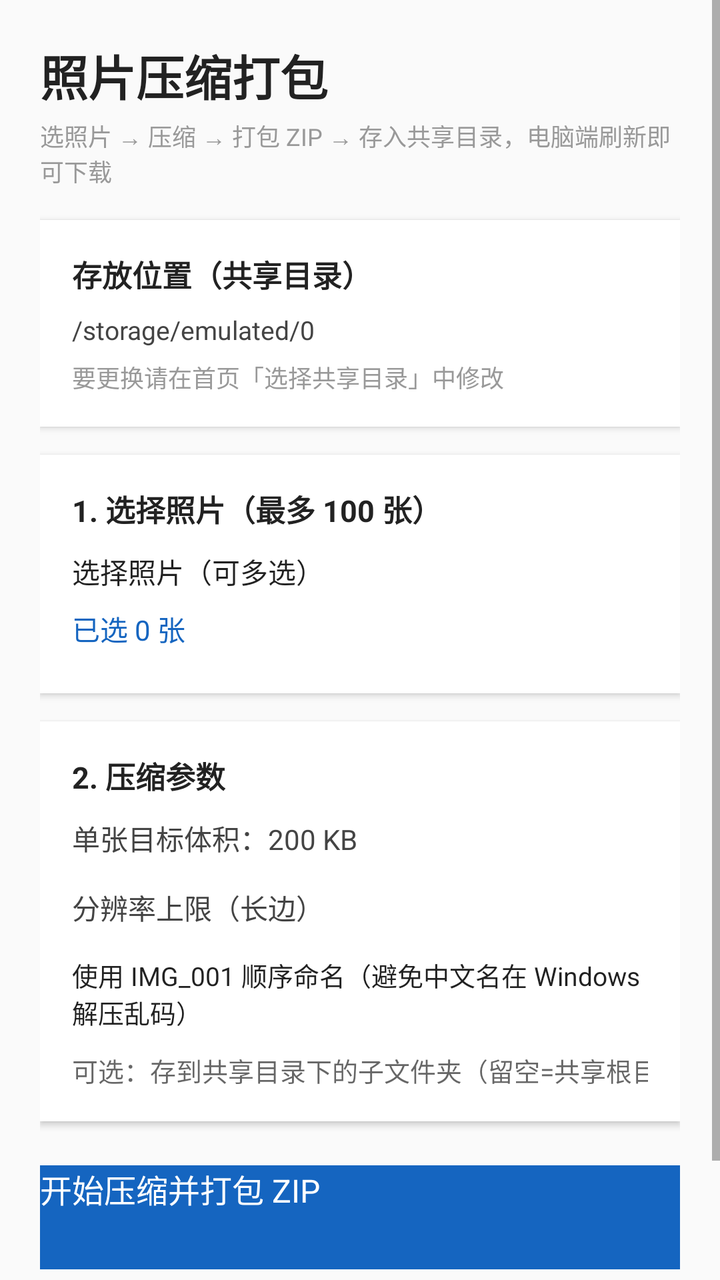
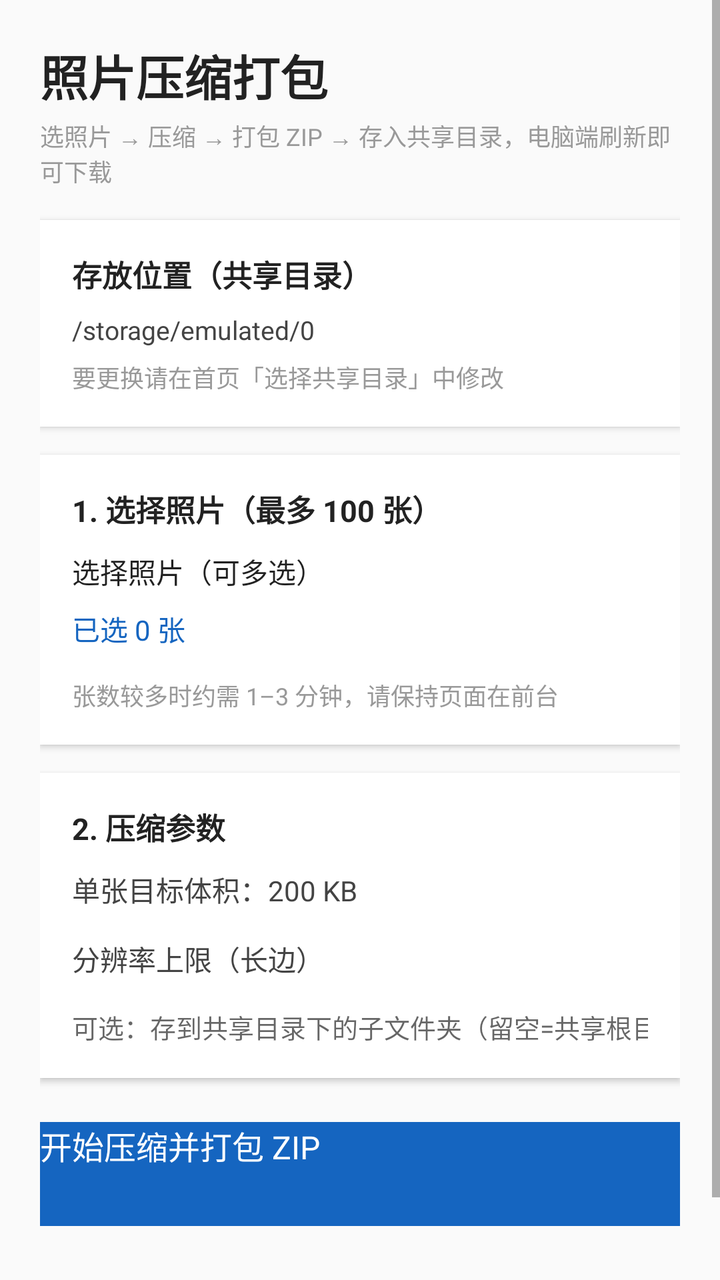

Screens rendered from an Android XML layout before and after an edit, with the pre-edit source and the edit as a unified diff.
<!-- AndroidManifest.xml: application theme AppTheme -->
<!-- res/layout/activity_compress.xml -->
<?xml version="1.0" encoding="utf-8"?>
<ScrollView xmlns:android="http://schemas.android.com/apk/res/android"
    android:layout_width="match_parent"
    android:layout_height="match_parent"
    android:background="#FAFAFA">

    <LinearLayout
        android:layout_width="match_parent"
        android:layout_height="wrap_content"
        android:orientation="vertical"
        android:padding="20dp">

        <TextView
            android:layout_width="wrap_content"
            android:layout_height="wrap_content"
            android:text="照片压缩打包"
            android:textColor="#222222"
            android:textSize="24sp"
            android:textStyle="bold" />

        <TextView
            android:layout_width="wrap_content"
            android:layout_height="wrap_content"
            android:layout_marginTop="4dp"
            android:text="选照片 → 压缩 → 打包 ZIP → 存入共享目录，电脑端刷新即可下载"
            android:textColor="#999999"
            android:textSize="12sp" />

        
        <LinearLayout
            android:layout_width="match_parent"
            android:layout_height="wrap_content"
            android:layout_marginTop="16dp"
            android:background="#FFFFFF"
            android:elevation="2dp"
            android:orientation="vertical"
            android:padding="16dp">

            <TextView
                android:layout_width="wrap_content"
                android:layout_height="wrap_content"
                android:text="存放位置（共享目录）"
                android:textColor="#222222"
                android:textSize="15sp"
                android:textStyle="bold" />

            <TextView
                android:id="@+id/dirText"
                android:layout_width="match_parent"
                android:layout_height="wrap_content"
                android:layout_marginTop="8dp"
                android:text="/storage/emulated/0"
                android:textColor="#444444"
                android:textSize="13sp" />

            <TextView
                android:layout_width="wrap_content"
                android:layout_height="wrap_content"
                android:layout_marginTop="6dp"
                android:text="要更换请在首页「选择共享目录」中修改"
                android:textColor="#999999"
                android:textSize="12sp" />
        </LinearLayout>

        
        <LinearLayout
            android:layout_width="match_parent"
            android:layout_height="wrap_content"
            android:layout_marginTop="14dp"
            android:background="#FFFFFF"
            android:elevation="2dp"
            android:orientation="vertical"
            android:padding="16dp">

            <TextView
                android:layout_width="wrap_content"
                android:layout_height="wrap_content"
                android:text="1. 选择照片（最多 100 张）"
                android:textColor="#222222"
                android:textSize="15sp"
                android:textStyle="bold" />

            <Button
                android:id="@+id/pickBtn"
                android:layout_width="wrap_content"
                android:layout_height="wrap_content"
                android:layout_marginTop="10dp"
                android:text="选择照片（可多选）"
                android:textSize="14sp" />

            <TextView
                android:id="@+id/countText"
                android:layout_width="wrap_content"
                android:layout_height="wrap_content"
                android:layout_marginTop="8dp"
                android:text="已选 0 张"
                android:textColor="#1565C0"
                android:textSize="14sp" />

            <LinearLayout
                android:id="@+id/fileContainer"
                android:layout_width="match_parent"
                android:layout_height="wrap_content"
                android:layout_marginTop="6dp"
                android:orientation="vertical" />
        </LinearLayout>

        
        <LinearLayout
            android:layout_width="match_parent"
            android:layout_height="wrap_content"
            android:layout_marginTop="14dp"
            android:background="#FFFFFF"
            android:elevation="2dp"
            android:orientation="vertical"
            android:padding="16dp">

            <TextView
                android:layout_width="wrap_content"
                android:layout_height="wrap_content"
                android:text="2. 压缩参数"
                android:textColor="#222222"
                android:textSize="15sp"
                android:textStyle="bold" />

            <TextView
                android:id="@+id/targetKbText"
                android:layout_width="wrap_content"
                android:layout_height="wrap_content"
                android:layout_marginTop="10dp"
                android:text="单张目标体积：200 KB"
                android:textColor="#444444"
                android:textSize="14sp" />

            <SeekBar
                android:id="@+id/targetKbBar"
                android:layout_width="match_parent"
                android:layout_height="wrap_content"
                android:layout_marginTop="4dp"
                android:max="8"
                android:progress="2" />

            <TextView
                android:layout_width="wrap_content"
                android:layout_height="wrap_content"
                android:layout_marginTop="10dp"
                android:text="分辨率上限（长边）"
                android:textColor="#444444"
                android:textSize="14sp" />

            <Spinner
                android:id="@+id/edgeSpinner"
                android:layout_width="match_parent"
                android:layout_height="wrap_content"
                android:layout_marginTop="4dp" />

            <CheckBox
                android:id="@+id/seqCheck"
                android:layout_width="wrap_content"
                android:layout_height="wrap_content"
                android:layout_marginTop="10dp"
                android:text="使用 IMG_001 顺序命名（避免中文名在 Windows 解压乱码）"
                android:textSize="13sp" />

            <EditText
                android:id="@+id/subDirEdit"
                android:layout_width="match_parent"
                android:layout_height="wrap_content"
                android:layout_marginTop="10dp"
                android:hint="可选：存到共享目录下的子文件夹（留空=共享根目录）"
                android:inputType="text"
                android:singleLine="true"
                android:textSize="13sp" />
        </LinearLayout>

        <Button
            android:id="@+id/startBtn"
            android:layout_width="match_parent"
            android:layout_height="52dp"
            android:layout_marginTop="22dp"
            android:background="#1565C0"
            android:text="开始压缩并打包 ZIP"
            android:textColor="#FFFFFF"
            android:textSize="16sp" />

        <ProgressBar
            android:id="@+id/progressBar"
            style="?android:attr/progressBarStyleHorizontal"
            android:layout_width="match_parent"
            android:layout_height="wrap_content"
            android:layout_marginTop="16dp"
            android:max="100"
            android:visibility="gone" />

        <TextView
            android:id="@+id/progressText"
            android:layout_width="wrap_content"
            android:layout_height="wrap_content"
            android:layout_marginTop="6dp"
            android:textColor="#666666"
            android:textSize="13sp" />

        <TextView
            android:id="@+id/resultText"
            android:layout_width="match_parent"
            android:layout_height="wrap_content"
            android:layout_marginTop="10dp"
            android:lineSpacingExtra="4dp"
            android:textColor="#2E7D32"
            android:textSize="13sp" />
    </LinearLayout>
</ScrollView>
<!-- resources referenced by this layout -->
<resources>
  <style name="AppTheme" parent="android:Theme.Material.Light.NoActionBar">
          <item name="android:statusBarColor">#1565C0</item>
          <item name="android:windowBackground">#FAFAFA</item>
      </style>
</resources>

<!-- the commit's change to res/layout/activity_compress.xml (unified diff, before → after) -->
@@ -103,6 +103,14 @@
                 android:layout_height="wrap_content"
                 android:layout_marginTop="6dp"
                 android:orientation="vertical" />
+
+            <TextView
+                android:layout_width="wrap_content"
+                android:layout_height="wrap_content"
+                android:layout_marginTop="8dp"
+                android:text="张数较多时约需 1–3 分钟，请保持页面在前台"
+                android:textColor="#999999"
+                android:textSize="12sp" />
         </LinearLayout>
 
         
@@ -153,14 +161,6 @@
                 android:layout_width="match_parent"
                 android:layout_height="wrap_content"
                 android:layout_marginTop="4dp" />
-
-            <CheckBox
-                android:id="@+id/seqCheck"
-                android:layout_width="wrap_content"
-                android:layout_height="wrap_content"
-                android:layout_marginTop="10dp"
-                android:text="使用 IMG_001 顺序命名（避免中文名在 Windows 解压乱码）"
-                android:textSize="13sp" />
 
             <EditText
                 android:id="@+id/subDirEdit"
